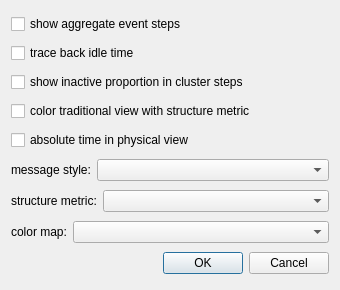
Before: the Qt Designer form src/visoptionsdialog.ui in LLNL/ravel, drawn with Qt 5.
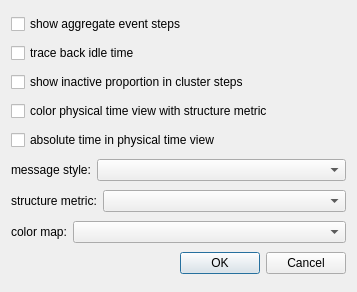
After: the same form once the commit is applied.

Commit message: Improve visualization options dialog.

Diff of the .ui file:
```diff
--- a/src/visoptionsdialog.ui
+++ b/src/visoptionsdialog.ui
@@ -6,8 +6,8 @@
    <rect>
     <x>0</x>
     <y>0</y>
-    <width>340</width>
-    <height>290</height>
+    <width>357</width>
+    <height>292</height>
    </rect>
   </property>
   <property name="windowTitle">
@@ -38,14 +38,14 @@
    <item>
     <widget class="QCheckBox" name="metricColorTraditionalCheckBox">
      <property name="text">
-      <string>color traditional view with structure metric</string>
+      <string>color physical time view with structure metric</string>
      </property>
     </widget>
    </item>
    <item>
     <widget class="QCheckBox" name="absoluteTimeCheckBox">
      <property name="text">
-      <string>absolute time in physical view</string>
+      <string>absolute time in physical time view</string>
      </property>
     </widget>
    </item>
```
Left out of the diff: 18 changed lines with no effect on the pictures.
